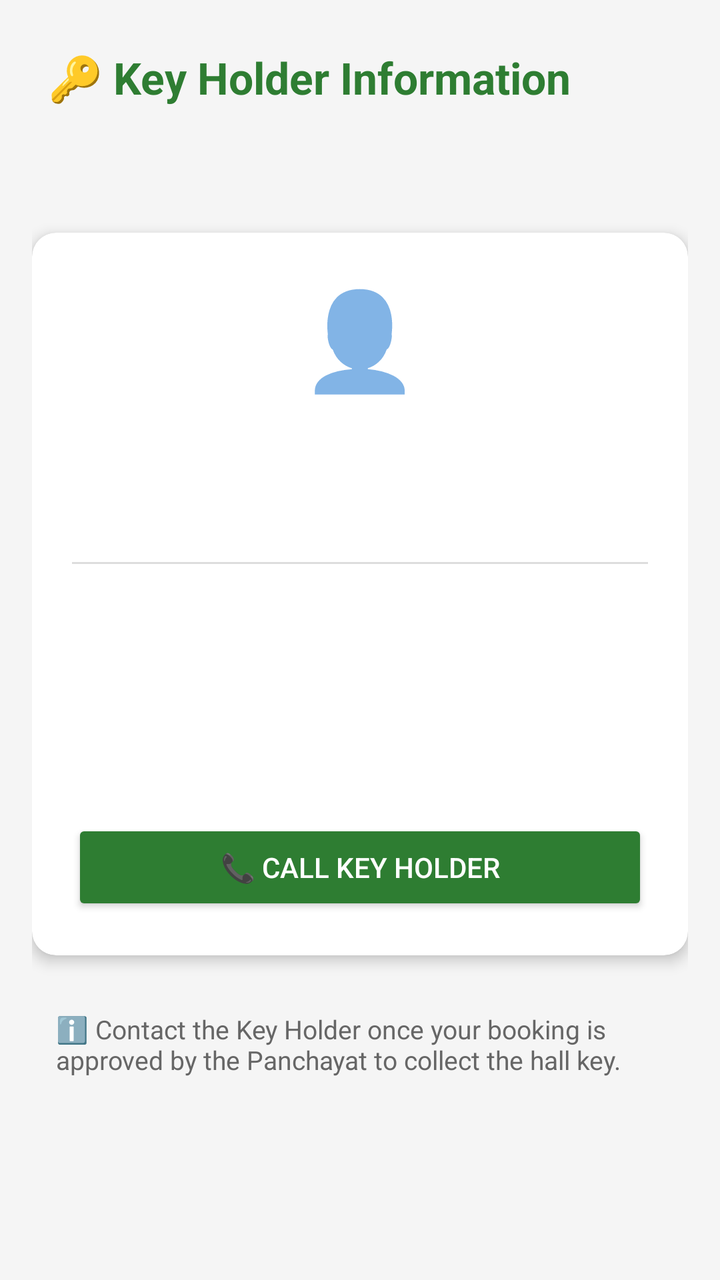
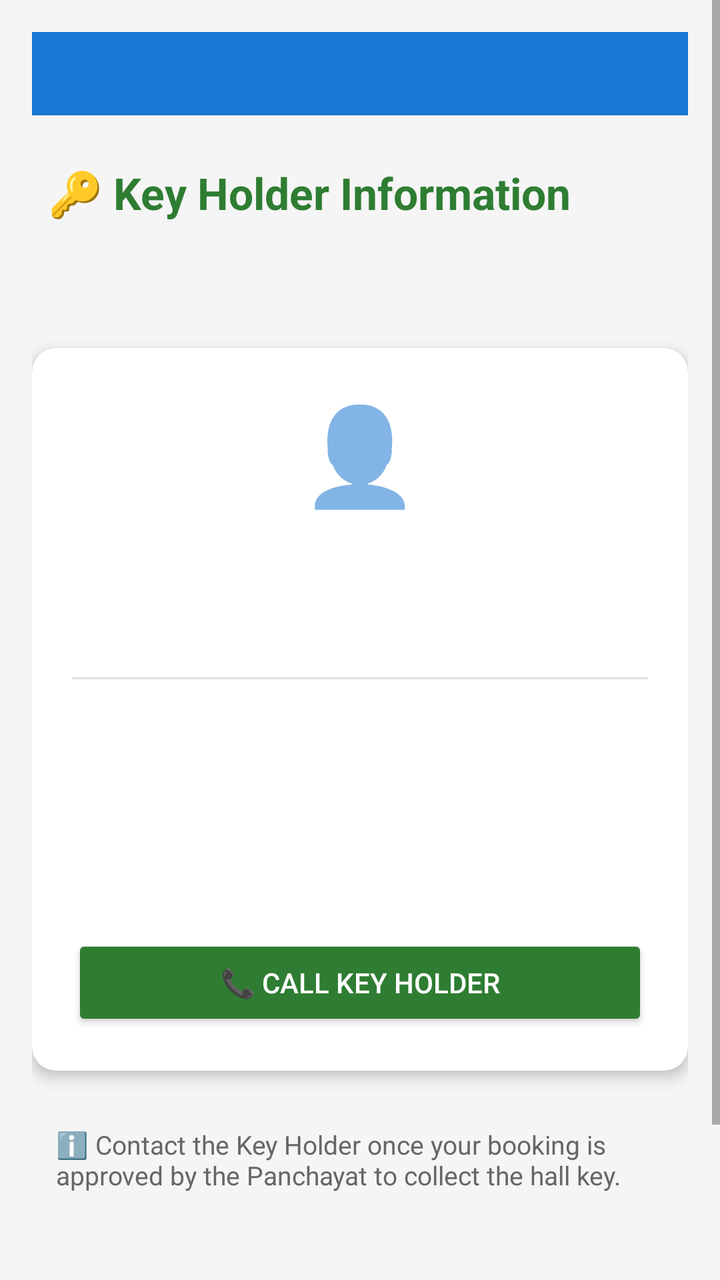

Screens rendered from an Android XML layout before and after an edit, with the pre-edit source and the edit as a unified diff.
<!-- AndroidManifest.xml: application theme Theme.GramaAngana -->
<!-- res/layout/fragment_keyholder.xml -->
<?xml version="1.0" encoding="utf-8"?>
<ScrollView xmlns:android="http://schemas.android.com/apk/res/android"
    android:layout_width="match_parent"
    android:layout_height="match_parent"
    android:background="#F5F5F5">

    <LinearLayout
        android:layout_width="match_parent"
        android:layout_height="wrap_content"
        android:orientation="vertical"
        android:padding="16dp">

        <TextView
            android:layout_width="match_parent"
            android:layout_height="wrap_content"
            android:text="🔑 Key Holder Information"
            android:textSize="22sp"
            android:textStyle="bold"
            android:textColor="#2E7D32"
            android:padding="8dp"
            android:layout_marginBottom="8dp"/>

        <TextView
            android:id="@+id/kh_status"
            android:layout_width="match_parent"
            android:layout_height="wrap_content"
            android:textSize="14sp"
            android:textColor="#666"
            android:padding="8dp"
            android:layout_marginBottom="12dp"/>

        <androidx.cardview.widget.CardView
            android:layout_width="match_parent"
            android:layout_height="wrap_content"
            app:cardCornerRadius="12dp"
            app:cardElevation="4dp"
            xmlns:app="http://schemas.android.com/apk/res-auto">

            <LinearLayout
                android:layout_width="match_parent"
                android:layout_height="wrap_content"
                android:orientation="vertical"
                android:padding="20dp">

                <TextView
                    android:layout_width="wrap_content"
                    android:layout_height="wrap_content"
                    android:text="👤"
                    android:textSize="48sp"
                    android:layout_gravity="center"/>

                <TextView
                    android:id="@+id/kh_name"
                    android:layout_width="match_parent"
                    android:layout_height="wrap_content"
                    android:textSize="22sp"
                    android:textStyle="bold"
                    android:textColor="#212121"
                    android:gravity="center"
                    android:layout_marginTop="8dp"/>

                <TextView
                    android:id="@+id/kh_role"
                    android:layout_width="match_parent"
                    android:layout_height="wrap_content"
                    android:textSize="14sp"
                    android:textColor="#1976D2"
                    android:gravity="center"
                    android:layout_marginTop="4dp"
                    android:layout_marginBottom="20dp"/>

                <View
                    android:layout_width="match_parent"
                    android:layout_height="1dp"
                    android:background="#DDDDDD"
                    android:layout_marginBottom="16dp"/>

                <TextView
                    android:id="@+id/kh_phone"
                    android:layout_width="match_parent"
                    android:layout_height="wrap_content"
                    android:textSize="16sp"
                    android:textColor="#212121"
                    android:padding="6dp"/>

                <TextView
                    android:id="@+id/kh_address"
                    android:layout_width="match_parent"
                    android:layout_height="wrap_content"
                    android:textSize="14sp"
                    android:textColor="#424242"
                    android:padding="6dp"/>

                <TextView
                    android:id="@+id/kh_timings"
                    android:layout_width="match_parent"
                    android:layout_height="wrap_content"
                    android:textSize="14sp"
                    android:textColor="#424242"
                    android:padding="6dp"
                    android:layout_marginBottom="16dp"/>

                <Button
                    android:id="@+id/btn_call"
                    android:layout_width="match_parent"
                    android:layout_height="wrap_content"
                    android:text="📞 Call Key Holder"
                    android:textColor="#FFFFFF"
                    android:backgroundTint="#2E7D32"
                    android:padding="12dp"/>

            </LinearLayout>
        </androidx.cardview.widget.CardView>

        <TextView
            android:layout_width="match_parent"
            android:layout_height="wrap_content"
            android:text="ℹ️ Contact the Key Holder once your booking is approved by the Panchayat to collect the hall key."
            android:textSize="13sp"
            android:textColor="#666"
            android:padding="12dp"
            android:layout_marginTop="16dp"/>

    </LinearLayout>
</ScrollView>
<!-- resources referenced by this layout -->
<resources>
  <style name="Theme.GramaAngana" parent="Theme.MaterialComponents.DayNight.NoActionBar">
          <item name="colorPrimary">#1F497D</item>
          <item name="colorPrimaryVariant">#1F497D</item>
          <item name="colorOnPrimary">#FFFFFF</item>
      </style>
</resources>

<!-- the commit's change to res/layout/fragment_keyholder.xml (unified diff, before → after) -->
@@ -1,5 +1,6 @@
 <?xml version="1.0" encoding="utf-8"?>
 <ScrollView xmlns:android="http://schemas.android.com/apk/res/android"
+    xmlns:app="http://schemas.android.com/apk/res-auto"
     android:layout_width="match_parent"
     android:layout_height="match_parent"
     android:background="#F5F5F5">
@@ -9,6 +10,17 @@
         android:layout_height="wrap_content"
         android:orientation="vertical"
         android:padding="16dp">
+
+        
+        <TextView
+            android:id="@+id/logged_in_as"
+            android:layout_width="match_parent"
+            android:layout_height="wrap_content"
+            android:textSize="13sp"
+            android:textColor="#FFFFFF"
+            android:background="#1976D2"
+            android:padding="12dp"
+            android:layout_marginBottom="16dp"/>
 
         <TextView
             android:layout_width="match_parent"
@@ -33,8 +45,7 @@
             android:layout_width="match_parent"
             android:layout_height="wrap_content"
             app:cardCornerRadius="12dp"
-            app:cardElevation="4dp"
-            xmlns:app="http://schemas.android.com/apk/res-auto">
+            app:cardElevation="4dp">
 
             <LinearLayout
                 android:layout_width="match_parent"
@@ -119,7 +130,20 @@
             android:textSize="13sp"
             android:textColor="#666"
             android:padding="12dp"
-            android:layout_marginTop="16dp"/>
+            android:layout_marginTop="16dp"
+            android:layout_marginBottom="16dp"/>
+
+        
+        <Button
+            android:id="@+id/btn_logout"
+            android:layout_width="match_parent"
+            android:layout_height="wrap_content"
+            android:text="🚪 Logout"
+            android:textColor="#FFFFFF"
+            android:backgroundTint="#C62828"
+            android:padding="12dp"
+            android:layout_marginTop="16dp"
+            android:layout_marginBottom="24dp"/>
 
     </LinearLayout>
 </ScrollView>
